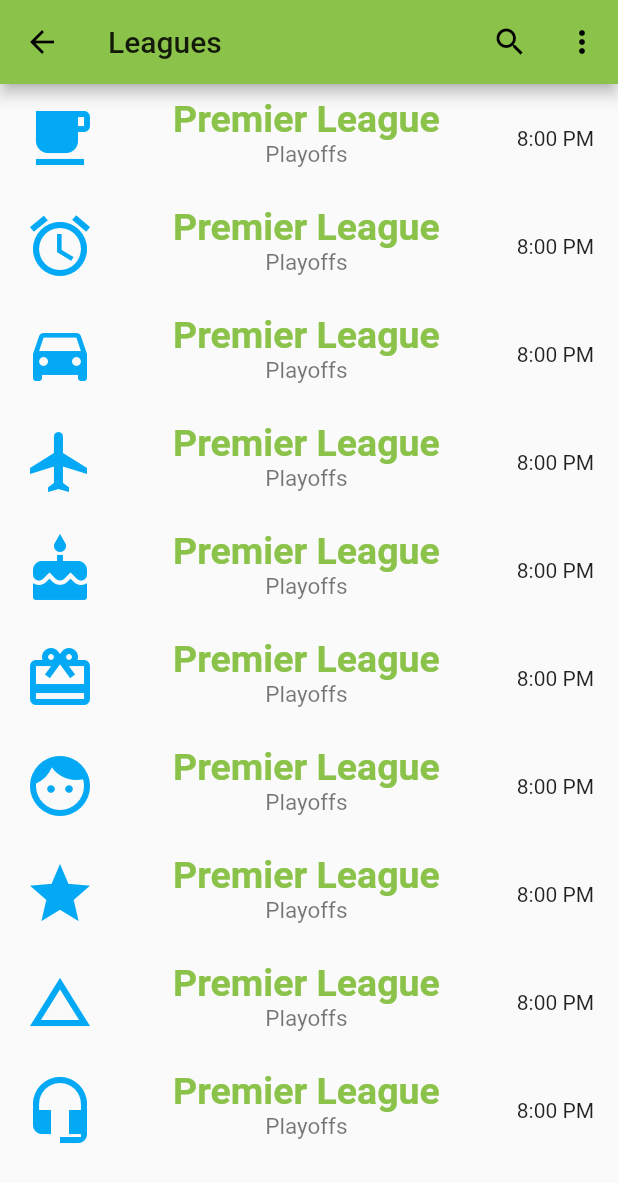
After one commit to Sahma61/bet_app, a Flutter app: the ListViewWidget screen opened by its route, on a phone screen of 412 x 824 dp. The commit adds this screen. Shown: the top 1183 px of the screen. Run offline on Flutter 3.47's test engine with Material 2 defaults, Android fonts, the phone set to English and light mode, and no system bars.

Commit message:
Added a ListBuilder

```diff
--- a/lib/main.dart
+++ b/lib/main.dart
@@ -1,5 +1,7 @@
+import 'package:bet_app/widgets/listView_builder.dart';
 import 'package:flutter/material.dart';
 import 'package:bet_app/pages/home.dart';
+import 'package:bet_app/widgets/listView_builder.dart';
 
 void main() {
   runApp(MyApp());
@@ -29,6 +31,9 @@ class MyApp extends StatelessWidget {
         visualDensity: VisualDensity.adaptivePlatformDensity,
       ),
       home: Home(),
+      routes: {
+        '/league' : (BuildContext context) => ListViewWidget(),
+      },
     );
   }
 }
--- a/lib/widgets/gridview_builder.dart
+++ b/lib/widgets/gridview_builder.dart
@@ -37,7 +37,7 @@ class GridViewBuildWidget extends StatelessWidget {
               ],
             ),
             onTap: () {
-              print('Row $index');
+              Navigator.pushNamed(context, '/league');
             },
           ),
         );
--- /dev/null
+++ b/lib/widgets/listView_builder.dart
@@ -0,0 +1,31 @@
+import 'package:flutter/material.dart';
+import 'package:bet_app/widgets/list_elem.dart';
+
+class ListViewWidget extends StatelessWidget {
+  @override
+  Widget build(BuildContext context) {
+    return Scaffold(
+      appBar: AppBar(
+        title: Text('Leagues'),
+        actions: <Widget>[
+          IconButton(
+            icon: Icon(Icons.search),
+            onPressed: () {},
+          ),
+          IconButton(
+            icon: Icon(Icons.more_vert),
+            onPressed: () {},
+          ),
+        ],
+      ),
+      body: SafeArea(
+        child: ListView.builder(
+          itemBuilder: (BuildContext context, int index)  {
+            return ListElem(index: index);
+          },
+          itemCount: 10,
+        ),
+      ),
+    );
+  }
+}
--- /dev/null
+++ b/lib/widgets/list_elem.dart
@@ -0,0 +1,38 @@
+import 'package:flutter/material.dart';
+import 'package:bet_app/classes/grid_icons.dart';
+
+class ListElem extends StatelessWidget {
+
+  const ListElem ({Key key, @required this.index}) : super(key : key);
+  final int index;
+
+  @override
+  Widget build(BuildContext context) {
+    List<IconData> _iconList = GridIcons().getIconList();
+    return ListTile(
+      leading: Icon(
+        _iconList[index],
+        size: 48.0,
+        color: Colors.lightBlue
+      ),
+      title: Text(
+        "Premier League",
+        textAlign: TextAlign.center,
+        style: TextStyle(
+          fontWeight: FontWeight.bold,
+          fontSize: 25.0,
+          color: Colors.lightGreen
+        )
+      ),
+      subtitle: Text(
+        "Playoffs",
+        textAlign: TextAlign.center,
+        style: TextStyle(
+          fontSize: 15.0,
+        ),
+      ),
+      trailing: Text("8:00 PM"),
+      onTap: () => print("Tapped on Row $index"),
+    );
+  }
+}
```
